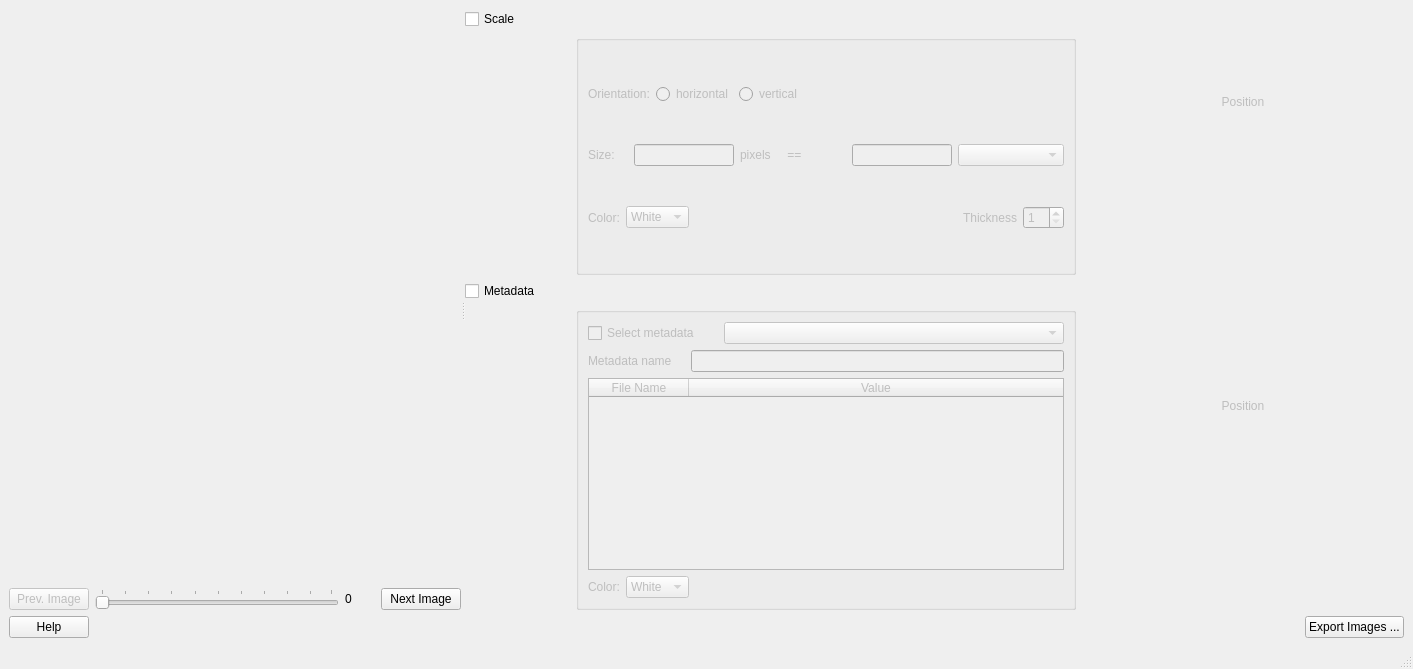
Before: the Qt Designer form ui/ui_metadata_overlapping_images.ui in neutronimaging/python_notebooks, drawn with Qt 5.
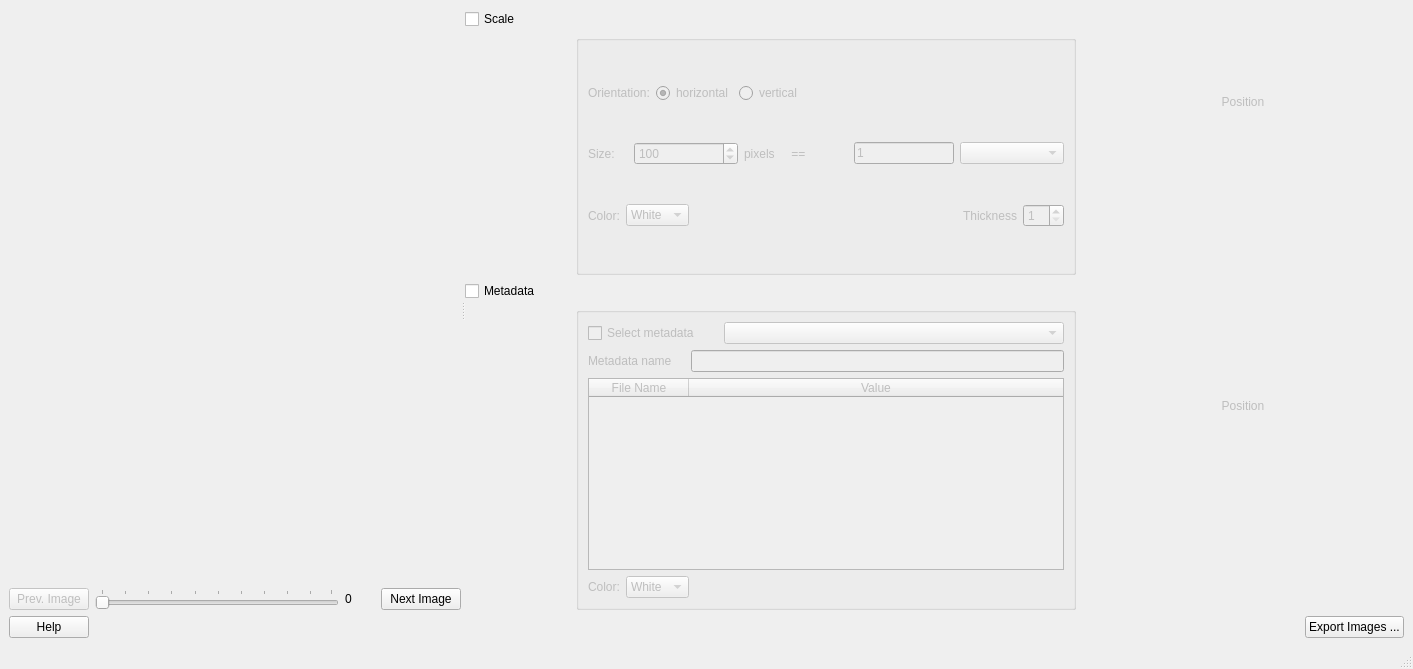
After: the same form once the commit is applied.

Commit message: Working on setting the max value of the scale line according to the orientation and image loaded

Diff of the .ui file:
```diff
--- a/ui/ui_metadata_overlapping_images.ui
+++ b/ui/ui_metadata_overlapping_images.ui
@@ -160,6 +160,9 @@
                    <property name="text">
                     <string>horizontal</string>
                    </property>
+                   <property name="checked">
+                    <bool>true</bool>
+                   </property>
                   </widget>
                  </item>
                  <item>
@@ -206,18 +209,15 @@
                   </widget>
                  </item>
                  <item>
-                  <widget class="QLineEdit" name="lineEdit">
-                   <property name="minimumSize">
-                    <size>
-                     <width>100</width>
-                     <height>0</height>
-                    </size>
+                  <widget class="QSpinBox" name="scale_size_spinbox">
+                   <property name="minimum">
+                    <number>1</number>
                    </property>
-                   <property name="maximumSize">
-                    <size>
-                     <width>100</width>
-                     <height>16777215</height>
-                    </size>
+                   <property name="maximum">
+                    <number>10000</number>
+                   </property>
+                   <property name="value">
+                    <number>100</number>
                    </property>
                   </widget>
                  </item>
@@ -242,6 +242,9 @@
                      <height>16777215</height>
                     </size>
                    </property>
+                   <property name="text">
+                    <string>1</string>
+                   </property>
                   </widget>
                  </item>
                  <item>
```
Left out of the diff: 81 changed lines with no effect on the pictures. The commit also changes 3 other files.
